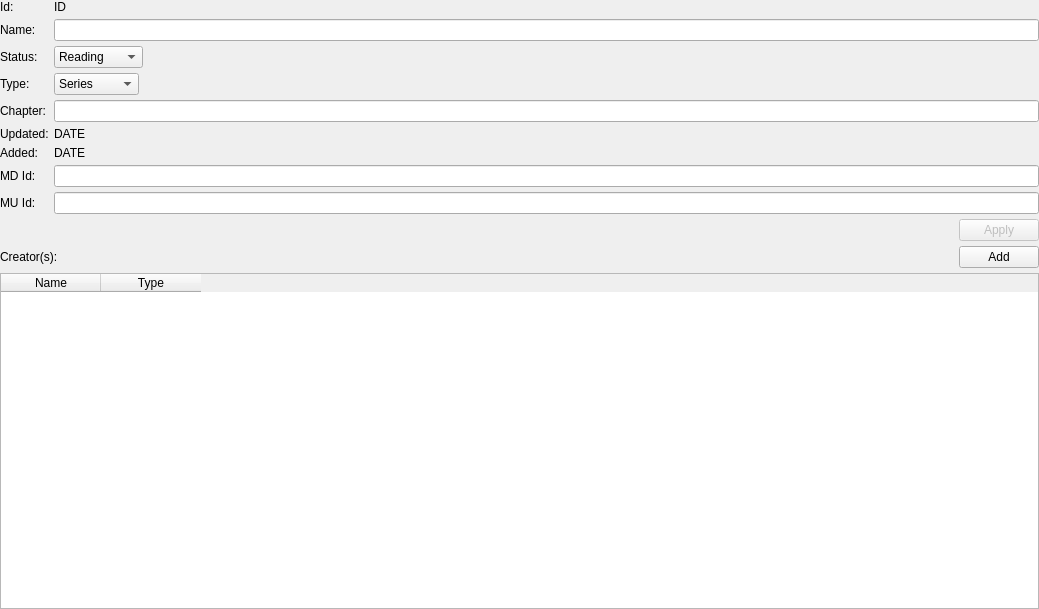
Before: the Qt Designer form Tracker-lib/src/UI/WorkPage/WorkPage.ui in NikolaRoev/Tracker, drawn with Qt 5.
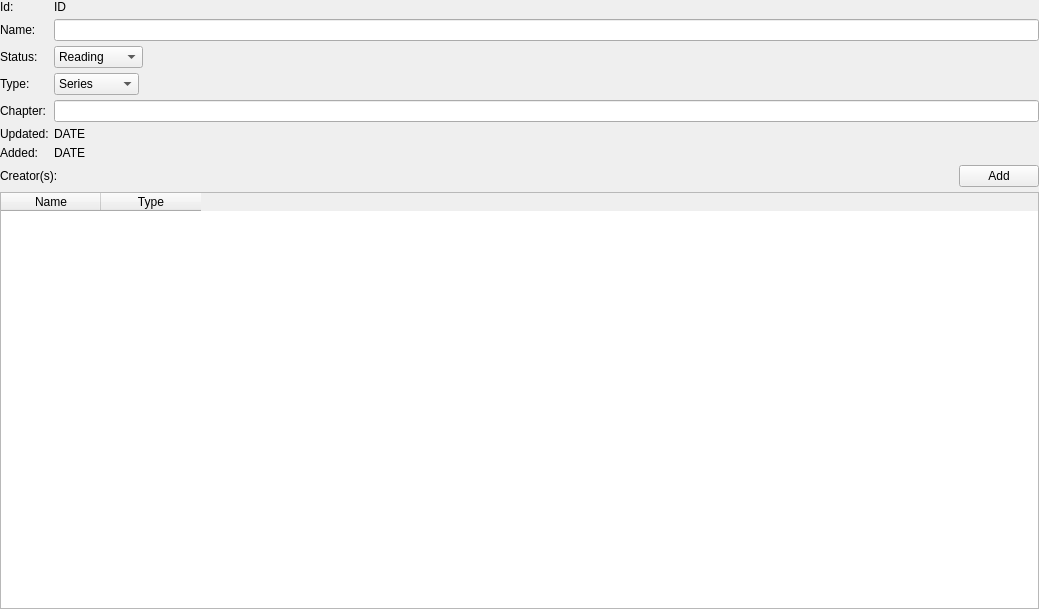
After: the same form once the commit is applied. Custom widgets are drawn as their Qt base class.

Commit message: Returned WorkPage to previous functionality.

Patch:
```diff
--- a/Tracker-lib/src/UI/WorkPage/WorkPage.ui
+++ b/Tracker-lib/src/UI/WorkPage/WorkPage.ui
@@ -152,56 +152,6 @@
        </property>
       </widget>
      </item>
-     <item row="7" column="0">
-      <widget class="QLabel" name="label_2">
-       <property name="text">
-        <string>MD Id:</string>
-       </property>
-      </widget>
-     </item>
-     <item row="7" column="1">
-      <widget class="NullLineEdit" name="mdLineEdit"/>
-     </item>
-     <item row="8" column="0">
-      <widget class="QLabel" name="label_4">
-       <property name="text">
-        <string>MU Id:</string>
-       </property>
-      </widget>
-     </item>
-     <item row="8" column="1">
-      <widget class="NullLineEdit" name="muLineEdit"/>
-     </item>
-    </layout>
-   </item>
-   <item>
-    <layout class="QHBoxLayout" name="horizontalLayout_2" stretch="1,0">
-     <property name="spacing">
-      <number>5</number>
-     </property>
-     <item>
-      <spacer name="horizontalSpacer">
-       <property name="orientation">
-        <enum>Qt::Horizontal</enum>
-       </property>
-       <property name="sizeHint" stdset="0">
-        <size>
-         <width>40</width>
-         <height>20</height>
-        </size>
-       </property>
-      </spacer>
-     </item>
-     <item>
-      <widget class="QPushButton" name="applyButton">
-       <property name="enabled">
-        <bool>false</bool>
-       </property>
-       <property name="text">
-        <string>Apply</string>
-       </property>
-      </widget>
-     </item>
     </layout>
    </item>
    <item>
@@ -275,13 +225,6 @@
    </item>
   </layout>
  </widget>
- <customwidgets>
-  <customwidget>
-   <class>NullLineEdit</class>
-   <extends>QLineEdit</extends>
-   <header>NullLineEdit/NullLineEdit.h</header>
-  </customwidget>
- </customwidgets>
  <resources/>
  <connections/>
 </ui>
```
The commit also changes 3 other files.
